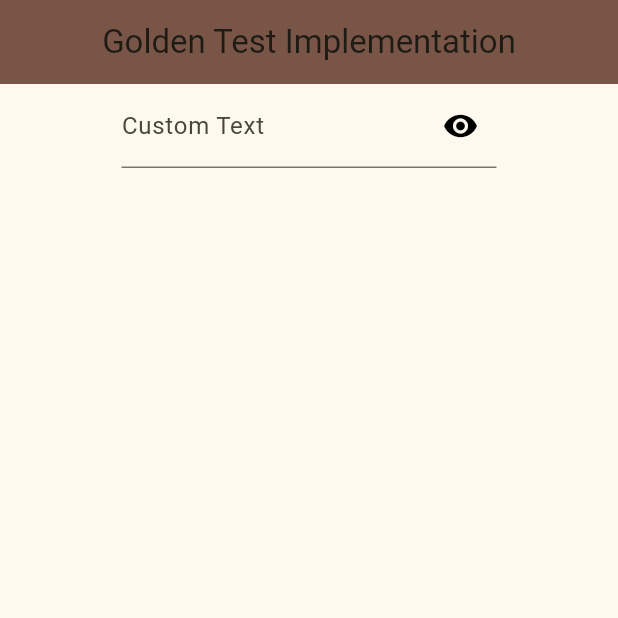
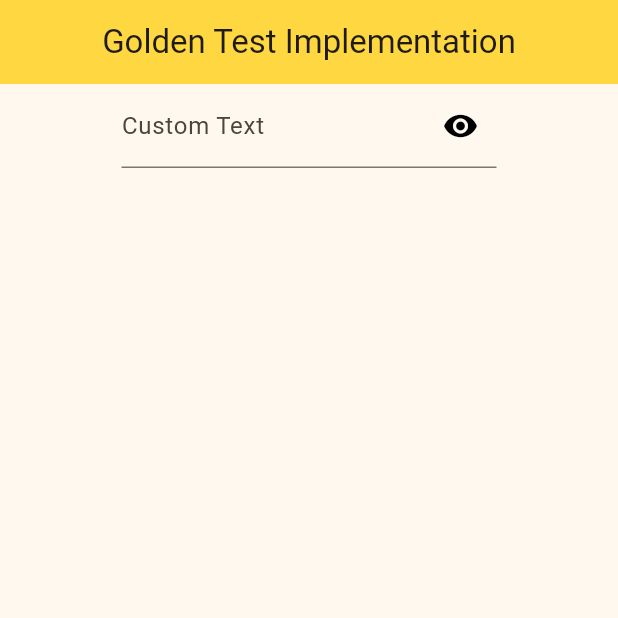
Before and after one commit to PauloSTDev/golden_test_implementation, a Flutter app: the screen it shows after launch, on a phone screen of 412 x 824 dp, the top half of it. Run offline on Flutter 3.47's test engine with Material 3 defaults, Android fonts, the phone set to English and light mode, and no system bars.

```diff
--- a/lib/pages/home_page.dart
+++ b/lib/pages/home_page.dart
@@ -17,7 +17,7 @@ class _HomePageState extends State<HomePage> {
     return Scaffold(
       appBar: AppBar(
         title: const Text('Golden Test Implementation'),
-        backgroundColor: Colors.brown,
+        backgroundColor: Colors.amberAccent,
         centerTitle: true,
       ),
       body: Column(
--- a/lib/pages/widgets/my_textbox_widget.dart
+++ b/lib/pages/widgets/my_textbox_widget.dart
@@ -3,7 +3,7 @@ import 'package:flutter/material.dart';
 class MyTextboxWidget extends StatelessWidget {
   const MyTextboxWidget({
     super.key,
-    required this.eyeOnTap,
+    this.eyeOnTap,
     this.obscureText = true,
   });
 
```
